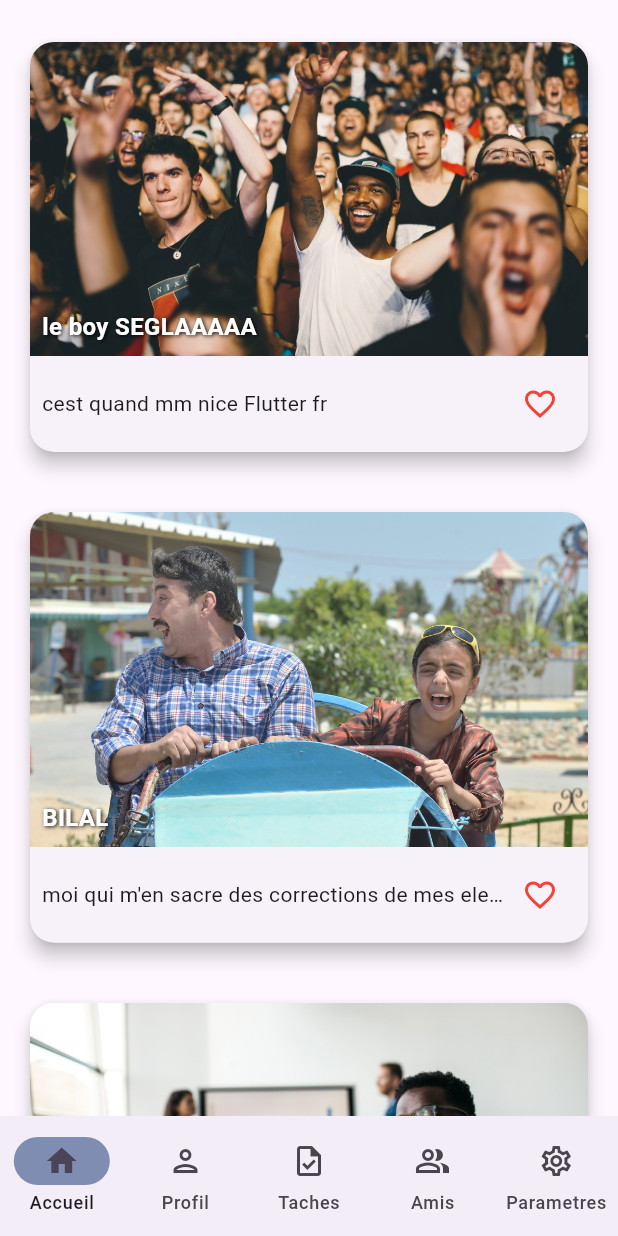
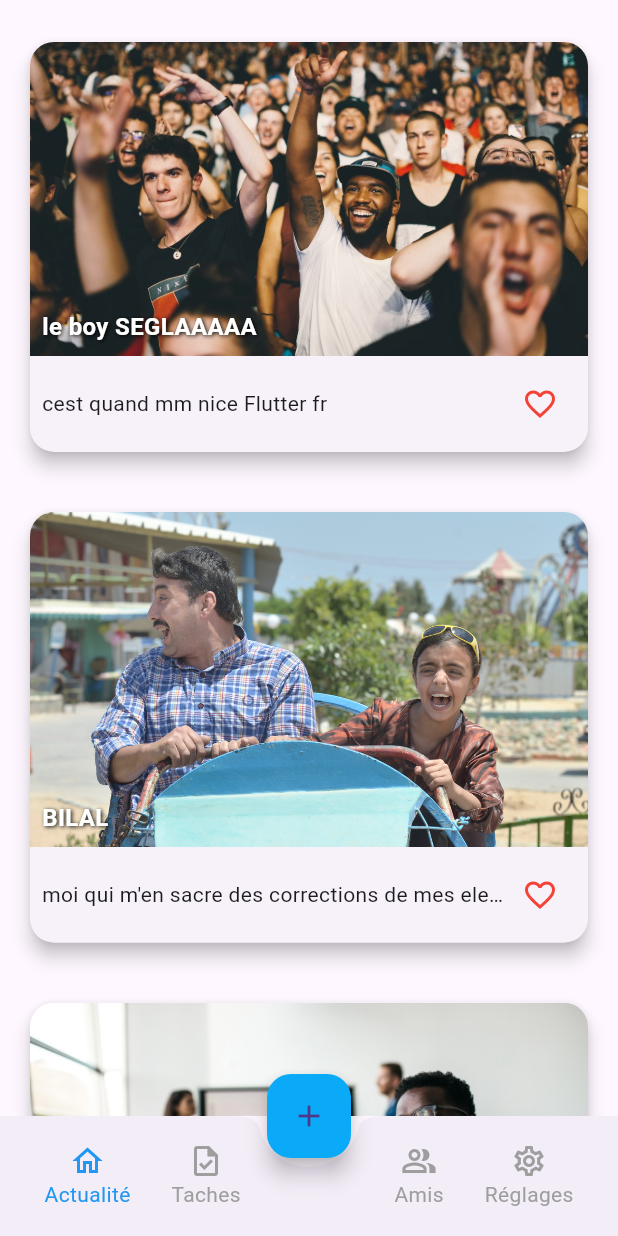
Before and after one commit to zakdonohue/Log450_DoIt, a Flutter app: the CoreAppNavigation screen opened by its route, on a phone screen of 412 x 824 dp. Run offline on Flutter 3.47's test engine with Material 3 defaults, Android fonts, the light colour scheme and no system bars; our stand-ins replace lottie; network calls fail.

Commit message:
nav bar update

```diff
--- a/lib/ui/corenav.dart
+++ b/lib/ui/corenav.dart
@@ -17,56 +17,65 @@ class CoreApp extends State<CoreAppNavigation> {
   Widget build(BuildContext context) {
     _GetSettings("6610b7fb661864dc02c472e7");
     return Scaffold(
-      bottomNavigationBar: NavigationBar(
-        onDestinationSelected: (int index) {
-          setState(() {
-            currentPageIndex = index;
-          });
+      bottomNavigationBar: BottomAppBar(
+        shape: CircularNotchedRectangle(),
+        notchMargin: 6.0,
+        child: Row(
+          mainAxisSize: MainAxisSize.max,
+          mainAxisAlignment: MainAxisAlignment.spaceAround,
+          children: <Widget>[
+            _buildNavItem(Icons.home_outlined, "Actualité", 0),
+            _buildNavItem(Icons.task_outlined, "Taches", 1),
+            SizedBox(width: 48),
+            _buildNavItem(Icons.people_alt_outlined, "Amis", 2),
+            _buildNavItem(Icons.settings_outlined, "Réglages", 3),
+          ],
+        ),
+      ),
+      floatingActionButton: FloatingActionButton(
+        onPressed: () {
+          Navigator.of(context).push(
+            MaterialPageRoute(
+              builder: (context) => const CreateTaskScreen(),
+            ),
+          );
         },
-        indicatorColor: createMaterialColor
-            .createMaterialColor(const Color.fromARGB(200, 97, 115, 160)),
-        selectedIndex: currentPageIndex,
-        destinations: const <Widget>[
-          NavigationDestination(
-            selectedIcon: Icon(Icons.home),
-            icon: Icon(Icons.home_outlined),
-            label: 'Accueil',
-          ),
-          NavigationDestination(
-            selectedIcon: Icon(Icons.person),
-            icon: Icon(Icons.person_outlined),
-            label: 'Profil',
-          ),
-          NavigationDestination(
-            selectedIcon: Icon(Icons.task),
-            icon: Icon(Icons.task_outlined),
-            label: 'Taches',
-          ),
-          NavigationDestination(
-            selectedIcon: Icon(Icons.people_alt),
-            icon: Icon(Icons.people_alt_outlined),
-            label: 'Amis',
-          ),
-          NavigationDestination(
-            selectedIcon: Icon(Icons.settings),
-            icon: Icon(Icons.settings_outlined),
-            label: 'Parametres',
-          ),
+        child: const Icon(Icons.add),
+        backgroundColor: Color(0xFF0AAAF8),
+      ),
+      floatingActionButtonLocation: FloatingActionButtonLocation.centerDocked,
+      body: IndexedStack(
+        index: currentPageIndex,
+        children: const <Widget>[
+          HomeScreen(),
+          ProfileScreen(),
+          ManageFriendsScreen(),
+          SettingsScreen(),
         ],
       ),
-      body: <Widget>[
-        /// Home page
-        const HomeScreen(),
-        const ProfileScreen(),
-        const CreateTaskScreen(),
-        const ManageFriendsScreen(),
-        const SettingsScreen(),
-      ][currentPageIndex],
+    );
+  }
+
+  Widget _buildNavItem(IconData icon, String label, int index) {
+    Color iconColor = currentPageIndex == index
+        ? Colors.blue
+        : Colors.grey; // Adjust colors as needed
+    return InkWell(
+      onTap: () {
+        setState(() {
+          currentPageIndex = index;
+        });
+      },
+      child: Column(
+        mainAxisSize: MainAxisSize.min,
+        children: <Widget>[
+          Icon(icon, color: iconColor),
+          Text(label, style: TextStyle(color: iconColor))
+        ],
+      ),
     );
   }
 }
-
-//}
 
 final createMaterialColor = CreateMaterialColor();
 
```
